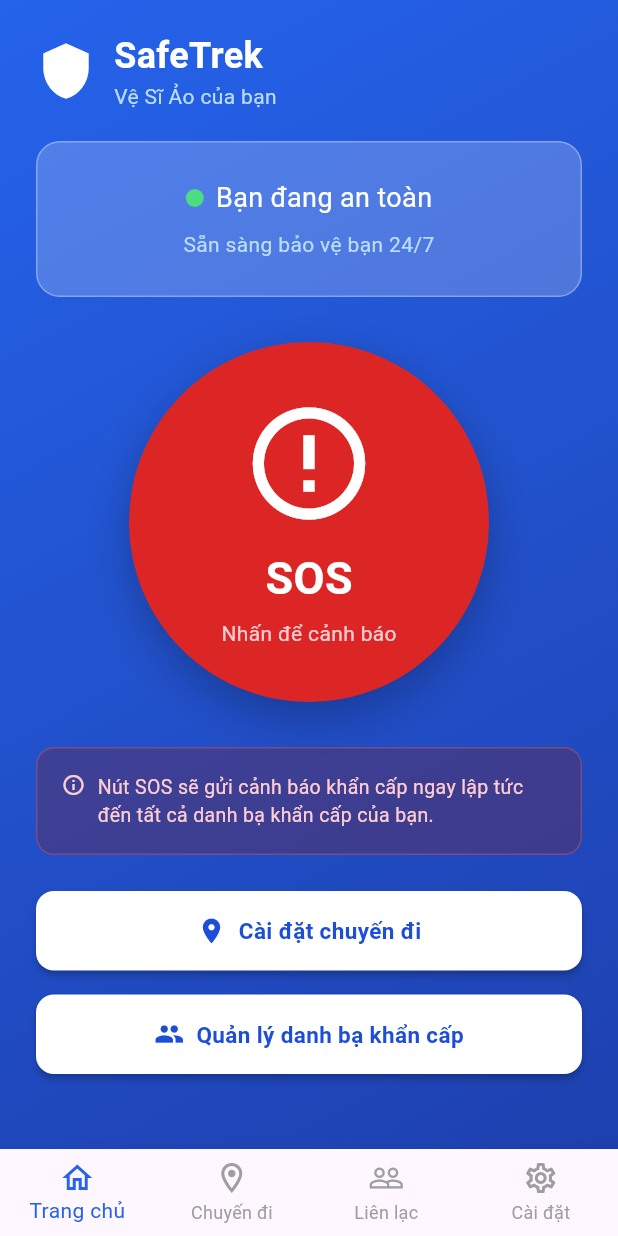
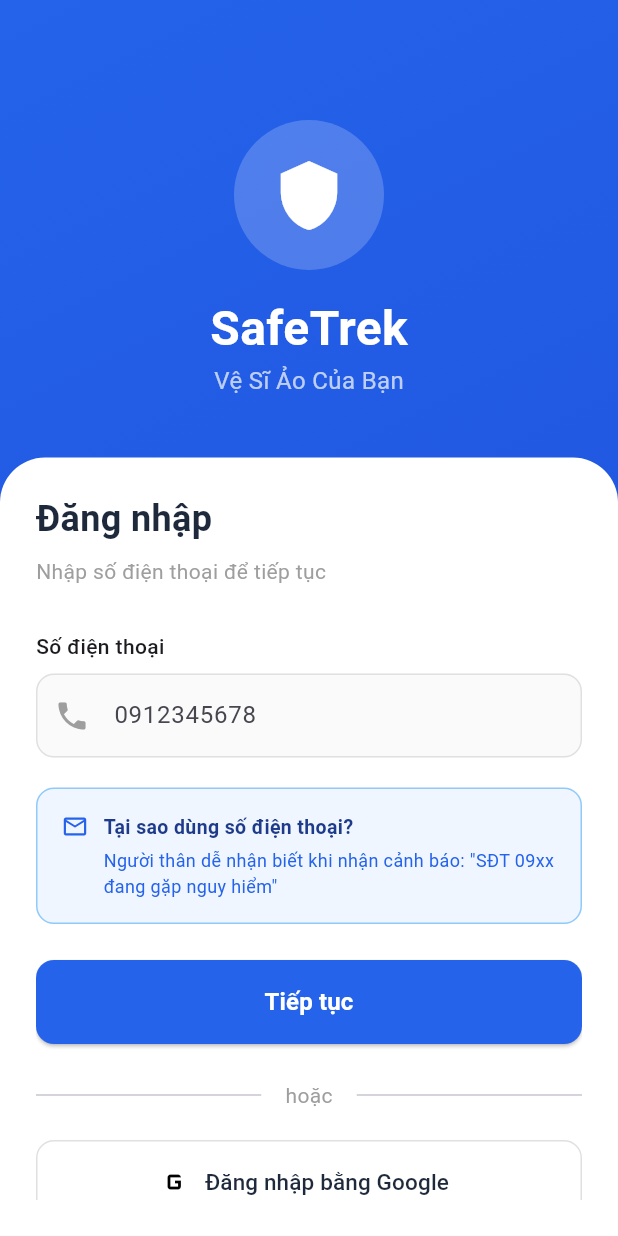
Before and after one commit to tthanh2004/LapTrinhAndroid, a Flutter app: the screen it shows after launch, on a phone screen of 412 x 824 dp. Run offline on Flutter 3.47's test engine with Material 3 defaults, Android fonts, the phone set to English and light mode, and no system bars.

Commit message:
Chuc nang dang nhap

```diff
--- a/vesiao_safetrek/lib/main.dart
+++ b/vesiao_safetrek/lib/main.dart
@@ -2,14 +2,12 @@ import 'package:flutter/material.dart';
 import 'package:provider/provider.dart';
 import 'common/constants.dart';
 import 'controllers/trip_controller.dart';
-import 'screens/mobile/mobile_screen.dart';
+import 'screens/mobile/auth/login_screen.dart';
 
 void main() {
   runApp(
     MultiProvider(
-      providers: [
-        ChangeNotifierProvider(create: (_) => TripController()),
-      ],
+      providers: [ChangeNotifierProvider(create: (_) => TripController())],
       child: const SafeTrekApp(),
     ),
   );
@@ -28,7 +26,8 @@ class SafeTrekApp extends StatelessWidget {
         scaffoldBackgroundColor: Colors.white,
         useMaterial3: true,
       ),
-      home: const MobileScreen(),
+      // Bắt đầu từ màn hình Đăng nhập
+      home: const LoginScreen(),
     );
   }
 }
--- /dev/null
+++ b/vesiao_safetrek/lib/screens/mobile/auth/login_screen.dart
@@ -0,0 +1,590 @@
+import 'dart:async';
+import 'package:flutter/material.dart';
+import 'package:flutter/services.dart';
+import '../../../common/constants.dart';
+import '../mobile_screen.dart'; // Import màn hình chính để chuyển trang khi login thành công
+
+class LoginScreen extends StatefulWidget {
+  const LoginScreen({super.key});
+
+  @override
+  State<LoginScreen> createState() => _LoginScreenState();
+}
+
+class _LoginScreenState extends State<LoginScreen> {
+  // Quản lý trạng thái: false = Nhập SĐT, true = Nhập OTP
+  bool _showOTP = false;
+  final TextEditingController _phoneController = TextEditingController();
+
+  // Xử lý khi nhấn "Tiếp tục"
+  void _handlePhoneSubmit() {
+    if (_phoneController.text.length >= 10) {
+      setState(() {
+        _showOTP = true;
+      });
+    }
+  }
+
+  // Xử lý khi đăng nhập thành công
+  void _onLoginSuccess() {
+    // Chuyển sang màn hình chính (MobileScreen) và xóa lịch sử back
+    Navigator.of(context).pushReplacement(
+      MaterialPageRoute(builder: (context) => const MobileScreen()),
+    );
+  }
+
+  @override
+  Widget build(BuildContext context) {
+    // Nếu showOTP = true thì hiện màn hình OTP, ngược lại hiện màn hình nhập SĐT
+    if (_showOTP) {
+      return OTPVerificationView(
+        phoneNumber: _phoneController.text,
+        onVerifySuccess: _onLoginSuccess,
+        onBack: () => setState(() => _showOTP = false),
+      );
+    }
+
+    return Scaffold(
+      body: Stack(
+        children: [
+          // Background Gradient
+          Container(
+            height: double.infinity,
+            width: double.infinity,
+            decoration: const BoxDecoration(
+              gradient: LinearGradient(
+                begin: Alignment.topLeft,
+                end: Alignment.bottomRight,
+                colors: [Color(0xFF2563EB), Color(0xFF1D4ED8)], // Blue 600-700
+              ),
+            ),
+          ),
+
+          // Content
+          Column(
+            children: [
+              // Header
+              const SizedBox(height: 80),
+              Container(
+                width: 100,
+                height: 100,
+                decoration: BoxDecoration(
+                  color: Colors.white.withOpacity(0.2),
+                  shape: BoxShape.circle,
+                ),
+                child: const Icon(Icons.shield, color: Colors.white, size: 50),
+              ),
+              const SizedBox(height: 16),
+              const Text(
+                "SafeTrek",
+                style: TextStyle(
+                  color: Colors.white,
+                  fontSize: 32,
+                  fontWeight: FontWeight.bold,
+                ),
+              ),
+              const Text(
+                "Vệ Sĩ Ảo Của Bạn",
+                style: TextStyle(color: Colors.white70, fontSize: 16),
+              ),
+              const SizedBox(height: 40),
+
+              // Form Sheet
+              Expanded(
+                child: Container(
+                  width: double.infinity,
+                  padding: const EdgeInsets.all(24),
+                  decoration: const BoxDecoration(
+                    color: Colors.white,
+                    borderRadius: BorderRadius.vertical(
+                      top: Radius.circular(30),
+                    ),
+                  ),
+                  child: SingleChildScrollView(
+                    child: Column(
+                      crossAxisAlignment: CrossAxisAlignment.start,
+                      children: [
+                        const Text(
+                          "Đăng nhập",
+                          style: TextStyle(
+                            fontSize: 24,
+                            fontWeight: FontWeight.bold,
+                            color: kTextColor,
+                          ),
+                        ),
+                        const SizedBox(height: 8),
+                        const Text(
+                          "Nhập số điện thoại để tiếp tục",
+                          style: TextStyle(color: Colors.grey),
+                        ),
+                        const SizedBox(height: 30),
+
+                        const Text(
+                          "Số điện thoại",
+                          style: TextStyle(fontWeight: FontWeight.w500),
+                        ),
+                        const SizedBox(height: 8),
+                        TextField(
+                          controller: _phoneController,
+                          keyboardType: TextInputType.phone,
+                          maxLength: 10,
+                          decoration: InputDecoration(
+                            hintText: "0912345678",
+                            counterText: "", // Ẩn bộ đếm ký tự
+                            prefixIcon: const Icon(
+                              Icons.phone,
+                              color: Colors.grey,
+                            ),
+                            filled: true,
+                            fillColor: Colors.grey[50],
+                            border: OutlineInputBorder(
+                              borderRadius: BorderRadius.circular(12),
+                              borderSide: BorderSide(
+                                color: Colors.grey.shade300,
+                              ),
+                            ),
+                            enabledBorder: OutlineInputBorder(
+                              borderRadius: BorderRadius.circular(12),
+                              borderSide: BorderSide(
+                                color: Colors.grey.shade300,
+                              ),
+                            ),
+                          ),
+                        ),
+
+                        const SizedBox(height: 20),
+
+                        // Why Phone Number Box
+                        Container(
+                          padding: const EdgeInsets.all(16),
+                          decoration: BoxDecoration(
+                            color: kPrimaryLight,
+                            borderRadius: BorderRadius.circular(12),
+                            border: Border.all(color: Colors.blue.shade200),
+                          ),
+                          child: Row(
+                            crossAxisAlignment: CrossAxisAlignment.start,
+                            children: const [
+                              Icon(
+                                Icons.mail_outline,
+                                size: 18,
+                                color: kPrimaryColor,
+                              ),
+                              SizedBox(width: 10),
+                              Expanded(
+                                child: Column(
+                                  crossAxisAlignment: CrossAxisAlignment.start,
+                                  children: [
+                                    Text(
+                                      "Tại sao dùng số điện thoại?",
+                                      style: TextStyle(
+                                        fontSize: 13,
+                                        fontWeight: FontWeight.bold,
+                                        color: Color(0xFF1E3A8A),
+                                      ),
+                                    ),
+                                    SizedBox(height: 4),
+                                    Text(
+                                      "Người thân dễ nhận biết khi nhận cảnh báo: \"SĐT 09xx đang gặp nguy hiểm\"",
+                                      style: TextStyle(
+                                        fontSize: 12,
+                                        color: kPrimaryColor,
+                                      ),
+                                    ),
+                                  ],
+                                ),
+                              ),
+                            ],
+                          ),
+                        ),
+
+                        const SizedBox(height: 24),
+
+                        // Continue Button
+                        SizedBox(
+                          width: double.infinity,
+                          height: 56,
+                          child: ElevatedButton(
+                            onPressed: _handlePhoneSubmit,
+                            style: ElevatedButton.styleFrom(
+                              backgroundColor: kPrimaryColor,
+                              foregroundColor: Colors.white,
+                              shape: RoundedRectangleBorder(
+                                borderRadius: BorderRadius.circular(12),
+                              ),
+                            ),
+                            child: const Text(
+                              "Tiếp tục",
+                              style: TextStyle(
+                                fontSize: 16,
+                                fontWeight: FontWeight.bold,
+                              ),
+                            ),
+                          ),
+                        ),
+
+                        const SizedBox(height: 24),
+
+                        // Divider
+                        Row(
+                          children: const [
+                            Expanded(child: Divider()),
+                            Padding(
+                              padding: EdgeInsets.symmetric(horizontal: 16),
+                              child: Text(
+                                "hoặc",
+                                style: TextStyle(color: Colors.grey),
+                              ),
+                            ),
+                            Expanded(child: Divider()),
+                          ],
+                        ),
+
+                        const SizedBox(height: 20),
+
+                        // Social Buttons
+                        _buildSocialButton(
+                          "Đăng nhập bằng Google",
+                          Icons.g_mobiledata,
+                        ), // Dùng icon tạm
+                        const SizedBox(height: 12),
+                        _buildSocialButton("Đăng nhập bằng Apple", Icons.apple),
+
+                        const SizedBox(height: 30),
+
+                        // Terms
+                        const Center(
+                          child: Text.rich(
+                            TextSpan(
+                              text: "Bằng việc đăng nhập, bạn đồng ý với ",
+                              style: TextStyle(
+                                fontSize: 12,
+                                color: Colors.grey,
+                              ),
+                              children: [
+                                TextSpan(
+                                  text: "Điều khoản sử dụng",
+                                  style: TextStyle(
+                                    color: kPrimaryColor,
+                                    decoration: TextDecoration.underline,
+                                  ),
+                                ),
+                                TextSpan(text: " và "),
+                                TextSpan(
+                                  text: "Chính sách bảo mật",
+                                  style: TextStyle(
+                                    color: kPrimaryColor,
+                                    decoration: TextDecoration.underline,
+                                  ),
+                                ),
+                              ],
+                            ),
+                            textAlign: TextAlign.center,
+                          ),
+                        ),
+                        const SizedBox(height: 20),
+                      ],
+                    ),
+                  ),
+                ),
+              ),
+            ],
+          ),
+        ],
+      ),
+    );
+  }
+
+  Widget _buildSocialButton(String text, IconData icon) {
+    return SizedBox(
+      width: double.infinity,
+      height: 56,
+      child: OutlinedButton.icon(
+        onPressed: () {},
+        icon: Icon(icon, color: Colors.black, size: 24),
+        label: Text(
+          text,
+          style: const TextStyle(color: kTextColor, fontSize: 15),
+        ),
+        style: OutlinedButton.styleFrom(
+          side: BorderSide(color: Colors.grey.shade300),
+          shape: RoundedRectangleBorder(
+            borderRadius: BorderRadius.circular(12),
+          ),
+        ),
+      ),
+    );
+  }
+}
+
+// --- OTP VIEW (Widget con) ---
+class OTPVerificationView extends StatefulWidget {
+  final String phoneNumber;
+  final VoidCallback onVerifySuccess;
+  final VoidCallback onBack;
+
+  const OTPVerificationView({
+    super.key,
+    required this.phoneNumber,
+    required this.onVerifySuccess,
+    required this.onBack,
+  });
+
+  @override
+  State<OTPVerificationView> createState() => _OTPVerificationViewState();
+}
+
+class _OTPVerificationViewState extends State<OTPVerificationView> {
+  // List chứa 6 controller cho 6 ô nhập
+  final List<TextEditingController> _controllers = List.generate(
+    6,
+    (_) => TextEditingController(),
+  );
+  final List<FocusNode> _focusNodes = List.generate(6, (_) => FocusNode());
+  int _resendTimer = 60;
+  Timer? _timer;
+
+  @override
+  void initState() {
+    super.initState();
+    _startTimer();
+  }
+
+  @override
+  void dispose() {
+    _timer?.cancel();
+    super.dispose();
+  }
+
+  void _startTimer() {
+    _timer = Timer.periodic(const Duration(seconds: 1), (timer) {
+      if (_resendTimer > 0) {
+        setState(() => _resendTimer--);
+      } else {
+        timer.cancel();
+      }
+    });
+  }
+
+  void _onOtpChanged(String value, int index) {
+    if (value.isNotEmpty) {
+      // Nếu nhập số -> Chuyển sang ô tiếp theo
+      if (index < 5) {
+        _focusNodes[index + 1].requestFocus();
+      } else {
+        // Nếu là ô cuối cùng -> Kiểm tra OTP
+        _verifyOtp();
+      }
+    } else {
+      // Nếu xóa -> Quay lại ô trước
+      if (index > 0) {
+        _focusNodes[index - 1].requestFocus();
+      }
+    }
+  }
+
+  void _verifyOtp() {
+    String otp = _controllers.map((e) => e.text).join();
+    if (otp.length == 6) {
+      // Giả lập verify thành công sau 0.5s
+      Future.delayed(const Duration(milliseconds: 500), () {
+        widget.onVerifySuccess();
+      });
+    }
+  }
+
+  @override
+  Widget build(BuildContext context) {
+    return Scaffold(
+      body: Stack(
+        children: [
+          // Background Gradient
+          Container(
+            height: double.infinity,
+            width: double.infinity,
+            decoration: const BoxDecoration(
+              gradient: LinearGradient(
+                begin: Alignment.topLeft,
+                end: Alignment.bottomRight,
+                colors: [Color(0xFF2563EB), Color(0xFF1D4ED8)],
+              ),
+            ),
+          ),
+
+          Column(
+            children: [
+              const SizedBox(height: 80),
+              Container(
+                width: 80,
+                height: 80,
+                decoration: BoxDecoration(
+                  color: Colors.white.withOpacity(0.2),
+                  shape: BoxShape.circle,
+                ),
+                child: const Icon(
+                  Icons.phonelink_lock,
+                  color: Colors.white,
+                  size: 40,
+                ),
+              ),
+              const SizedBox(height: 16),
+              const Text(
+                "Xác thực OTP",
+                style: TextStyle(
+                  color: Colors.white,
+                  fontSize: 28,
+                  fontWeight: FontWeight.bold,
+                ),
+              ),
+              const SizedBox(height: 8),
+              Text(
+                "Mã xác thực đã được gửi đến\n${widget.phoneNumber}",
+                textAlign: TextAlign.center,
+                style: const TextStyle(color: Colors.white70),
+              ),
+              const SizedBox(height: 40),
+
+              // White Sheet
+              Expanded(
+                child: Container(
+                  width: double.infinity,
+                  padding: const EdgeInsets.all(24),
+                  decoration: const BoxDecoration(
+                    color: Colors.white,
+                    borderRadius: BorderRadius.vertical(
+                      top: Radius.circular(30),
+                    ),
+                  ),
+                  child: Column(
+                    children: [
+                      const Text(
+                        "Nhập mã OTP",
+                        style: TextStyle(
+                          fontSize: 20,
+                          fontWeight: FontWeight.bold,
+                          color: kTextColor,
+                        ),
+                      ),
+                      const SizedBox(height: 8),
+                      const Text(
+                        "Vui lòng nhập mã 6 chữ số",
+                        style: TextStyle(color: Colors.grey),
+                      ),
+                      const SizedBox(height: 30),
+
+                      // OTP Input Row
+                      Row(
+                        mainAxisAlignment: MainAxisAlignment.spaceBetween,
+                        children: List.generate(
+                          6,
+                          (index) => SizedBox(
+                            width: 45,
+                            height: 55,
+                            child: TextField(
+                              controller: _controllers[index],
+                              focusNode: _focusNodes[index],
+                              textAlign: TextAlign.center,
+                              keyboardType: TextInputType.number,
+                              maxLength: 1,
+                              onChanged: (val) => _onOtpChanged(val, index),
+                              style: const TextStyle(
+                                fontSize: 24,
+                                fontWeight: FontWeight.bold,
+                              ),
+                              decoration: InputDecoration(
+                                counterText: "",
+                                contentPadding: EdgeInsets.zero,
+                                border: OutlineInputBorder(
+                                  borderRadius: BorderRadius.circular(10),
+                                ),
+                                enabledBorder: OutlineInputBorder(
+                                  borderRadius: BorderRadius.circular(10),
+                                  borderSide: BorderSide(
+                                    color: Colors.grey.shade300,
+                                  ),
+                                ),
+                                focusedBorder: OutlineInputBorder(
+                                  borderRadius: BorderRadius.circular(10),
+                                  borderSide: const BorderSide(
+                                    color: kPrimaryColor,
+                                    width: 2,
+                                  ),
+                                ),
+                              ),
+                            ),
+                          ),
+                        ),
+                      ),
+
+                      const SizedBox(height: 30),
+
+                      // Resend Text
+                      if (_resendTimer > 0)
+                        Text(
+                          "Gửi lại sau ${_resendTimer}s",
+                          style: const TextStyle(color: Colors.grey),
+                        )
+                      else
+                        TextButton(
+                          onPressed: () {
+                            setState(() => _resendTimer = 60);
+                            _startTimer();
+                          },
+                          child: const Text(
+                            "Gửi lại mã",
+                            style: TextStyle(
+                              color: kPrimaryColor,
+                              fontWeight: FontWeight.bold,
+                            ),
+                          ),
+                        ),
+
+                      const SizedBox(height: 20),
+                      // Demo info
+                      Container(
+                        padding: const EdgeInsets.all(12),
+                        decoration: BoxDecoration(
+                          color: const Color(0xFFFEF9C3),
+                          borderRadius: BorderRadius.circular(8),
+                          border: Border.all(color: const Color(0xFFFDE047)),
+                        ), // Yellow 50
+                        child: const Text(
+                          "Demo: Nhập mã 123456 để tiếp tục",
+                          style: TextStyle(
+                            color: Color(0xFF854D0E),
+                            fontSize: 13,
+                          ),
+                        ), // Yellow 800
+                      ),
+
+                      const Spacer(),
+
+                      SizedBox(
+                        width: double.infinity,
+                        height: 50,
+                        child: OutlinedButton(
+                          onPressed: widget.onBack,
+                          style: OutlinedButton.styleFrom(
+                            side: BorderSide(color: Colors.grey.shade300),
+                            shape: RoundedRectangleBorder(
+                              borderRadius: BorderRadius.circular(12),
+                            ),
+                          ),
+                          child: const Text(
+                            "Đổi số điện thoại",
+                            style: TextStyle(color: Colors.grey),
+                          ),
+                        ),
+                      ),
+                      const SizedBox(height: 20),
+                    ],
+                  ),
+                ),
+              ),
+            ],
+          ),
+        ],
+      ),
+    );
+  }
+}
```
